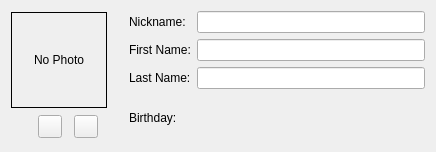
This is kopete/identity/identitygeneral.ui in KDE/kopete as Qt 5 draws it before an edit. The edited form follows.
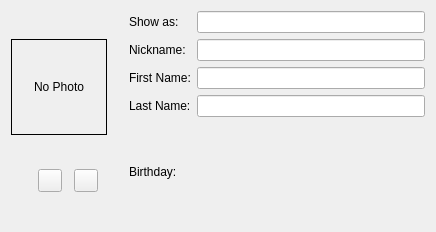
This is the edited form. Custom widgets are drawn as their Qt base class.

Diff of the .ui file:
```diff
--- a/kopete/identity/identitygeneral.ui
+++ b/kopete/identity/identitygeneral.ui
@@ -6,7 +6,7 @@
     <x>0</x>
     <y>0</y>
     <width>436</width>
-    <height>148</height>
+    <height>232</height>
    </rect>
   </property>
   <property name="windowTitle" >
@@ -116,6 +116,25 @@
    <item>
     <layout class="QGridLayout" >
      <item row="0" column="0" >
+      <widget class="QLabel" name="labelLabel" >
+       <property name="sizePolicy" >
+        <sizepolicy vsizetype="Preferred" hsizetype="Fixed" >
+         <horstretch>0</horstretch>
+         <verstretch>0</verstretch>
+        </sizepolicy>
+       </property>
+       <property name="text" >
+        <string>Show as:</string>
+       </property>
+       <property name="buddy" >
+        <cstring>lastName</cstring>
+       </property>
+      </widget>
+     </item>
+     <item row="0" column="1" >
+      <widget class="QLineEdit" name="label" />
+     </item>
+     <item row="1" column="0" >
       <widget class="QLabel" name="nickNameLabel" >
        <property name="sizePolicy" >
         <sizepolicy vsizetype="Preferred" hsizetype="Fixed" >
@@ -131,10 +150,10 @@
        </property>
       </widget>
      </item>
-     <item row="0" column="1" >
+     <item row="1" column="1" >
       <widget class="QLineEdit" name="nickName" />
      </item>
-     <item row="1" column="0" >
+     <item row="2" column="0" >
       <widget class="QLabel" name="firstNameLabel" >
        <property name="sizePolicy" >
         <sizepolicy vsizetype="Preferred" hsizetype="Fixed" >
@@ -150,10 +169,10 @@
        </property>
       </widget>
      </item>
-     <item row="1" column="1" >
+     <item row="2" column="1" >
       <widget class="QLineEdit" name="firstName" />
      </item>
-     <item row="2" column="0" >
+     <item row="3" column="0" >
       <widget class="QLabel" name="lastNameLabel" >
        <property name="sizePolicy" >
         <sizepolicy vsizetype="Preferred" hsizetype="Fixed" >
@@ -169,10 +188,10 @@
        </property>
       </widget>
      </item>
-     <item row="2" column="1" >
+     <item row="3" column="1" >
       <widget class="QLineEdit" name="lastName" />
      </item>
-     <item row="3" column="0" >
+     <item row="4" column="0" >
       <widget class="QLabel" name="birthdayLabel" >
        <property name="sizePolicy" >
         <sizepolicy vsizetype="Preferred" hsizetype="Fixed" >
@@ -188,8 +207,8 @@
        </property>
       </widget>
      </item>
-     <item row="3" column="1" >
-      <widget class="KDateWidget" name="birthday" >
+     <item row="4" column="1" >
+      <widget class="KDateWidget" native="1" name="birthday" >
        <property name="sizePolicy" >
         <sizepolicy vsizetype="Preferred" hsizetype="Expanding" >
          <horstretch>0</horstretch>
```
